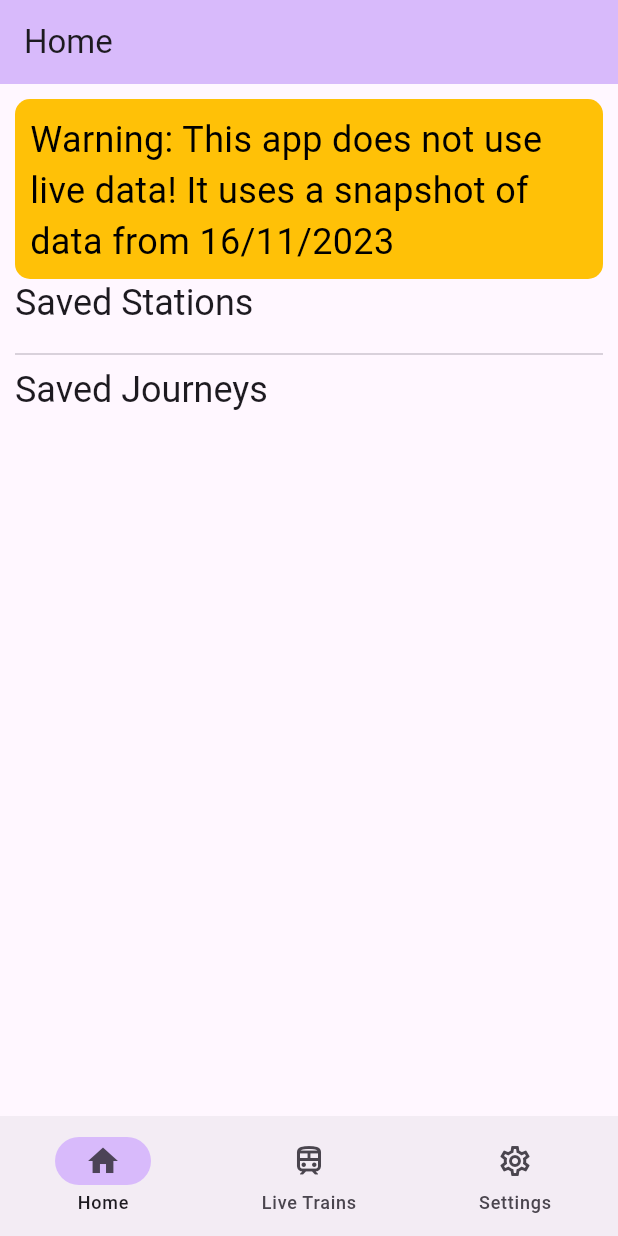
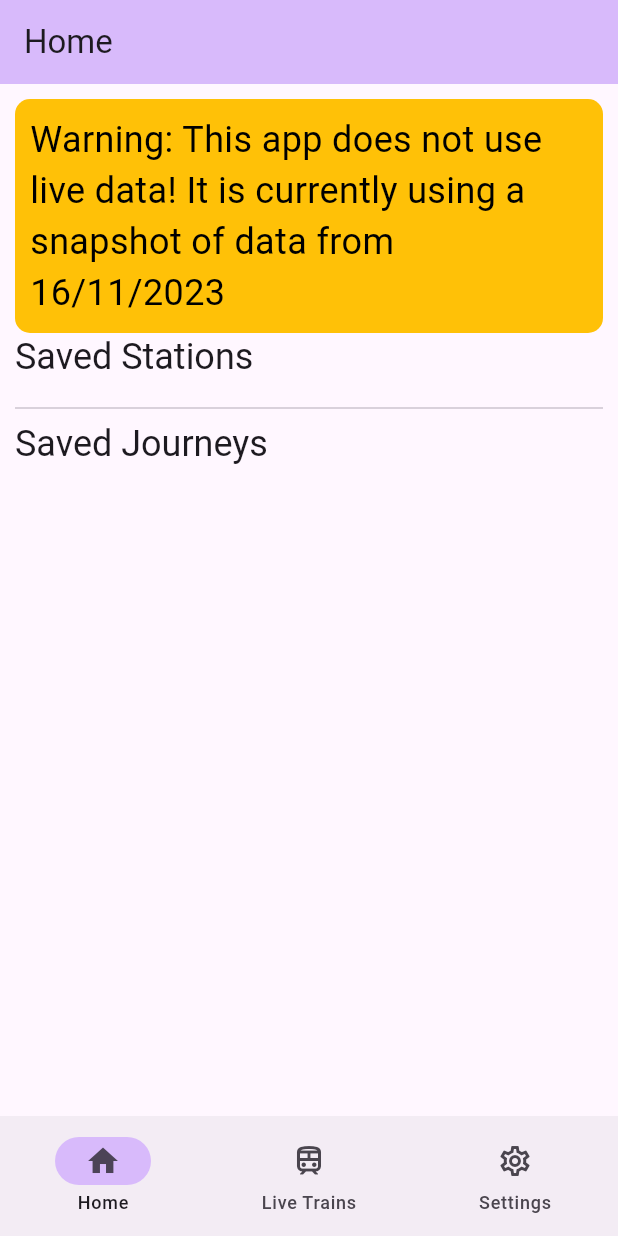
Before and after one commit to HughTB/train-tracked, a Flutter app: the screen it shows after launch, on a phone screen of 412 x 824 dp. Run offline on Flutter 3.47's test engine with Material 2 defaults, Android fonts, the phone set to English and light mode, and no system bars; our stand-ins replace csv, shared_preferences.

Commit message:
fix warning box and message

```diff
--- a/lib/home_page.dart
+++ b/lib/home_page.dart
@@ -25,9 +25,7 @@ class _HomePageState extends State<HomePage> {
           padding: const EdgeInsets.all(10),
           child: ListView(
             children: [
-              SizedBox(
-                height: 120,
-                child: DecoratedBox(
+              DecoratedBox(
                 decoration: const BoxDecoration(
                   color: Colors.amber,
                   borderRadius: BorderRadius.all(Radius.circular(10)),
@@ -35,14 +33,13 @@ class _HomePageState extends State<HomePage> {
                 child: Padding(
                   padding: const EdgeInsets.all(10),
                   child: Text(
-                      'Warning: This app does not use live data! It uses a snapshot of data from 16/11/2023',
+                    'Warning: This app does not use live data! It is currently using a snapshot of data from 16/11/2023',
                     style: TextStyle(
                       fontSize: Theme.of(context).textTheme.headlineSmall!.fontSize,
                       color: Colors.black,
                     ),
                   ),
-                  )
-                )
+                ),
               ),
               Padding(
                 padding: const EdgeInsets.only(bottom: 10),
```
Lines whose indentation alone changed are shown as unchanged.
